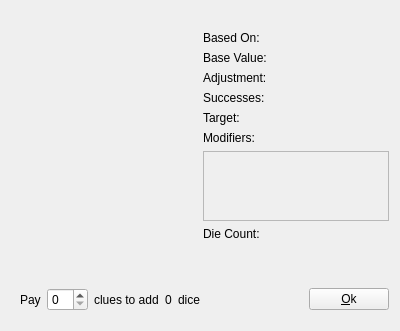
Above: arkhorclient/gui/dierollwidget.ui from kingnak/arkhor before the change. Below: the same form after it.
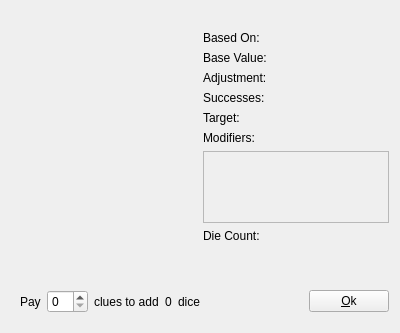
That is the form after the change. Icons and pictures are not drawn.

Patch:
```diff
--- a/arkhorclient/gui/dierollwidget.ui
+++ b/arkhorclient/gui/dierollwidget.ui
@@ -7,7 +7,7 @@
     <x>0</x>
     <y>0</y>
     <width>400</width>
-    <height>317</height>
+    <height>333</height>
    </rect>
   </property>
   <property name="windowTitle">
@@ -91,7 +91,7 @@
             <x>0</x>
             <y>0</y>
             <width>183</width>
-            <height>53</height>
+            <height>69</height>
            </rect>
           </property>
          </widget>
```
Left out of the diff: 4 changed lines with no effect on the pictures.
